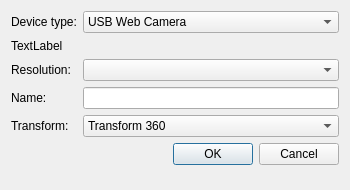
MikhailBersenev/BuksanSpy, file src/ui/CAddDevice.ui: the form before one commit.
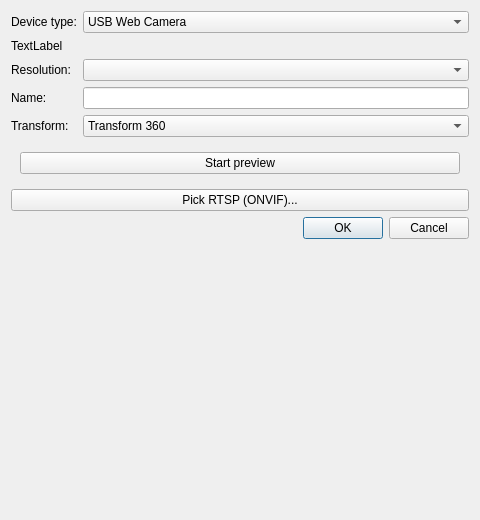
The form after the commit.

Commit message: Enhance BuksanSpy application by adding ONVIF camera support and improving device management UI. Introduced AbstractViewFinder for video frame display, integrated CAddDevicePreviewViewFinder for RTSP previews, and updated CAddDevice to handle ONVIF setup and camera selection. Updated project files to include new camera-related classes and UI components.

Patch:
```diff
--- a/src/ui/CAddDevice.ui
+++ b/src/ui/CAddDevice.ui
@@ -6,8 +6,8 @@
    <rect>
     <x>0</x>
     <y>0</y>
-    <width>350</width>
-    <height>190</height>
+    <width>480</width>
+    <height>520</height>
    </rect>
   </property>
   <property name="windowTitle">
@@ -38,7 +38,7 @@
      </property>
     </widget>
    </item>
-   <item row="5" column="1">
+   <item row="7" column="1">
     <widget class="QDialogButtonBox" name="buttonBox">
      <property name="orientation">
       <enum>Qt::Orientation::Horizontal</enum>
@@ -96,6 +96,29 @@
      </property>
     </widget>
    </item>
+   <item row="5" column="0" colspan="2">
+    <widget class="QWidget" name="Preview_Container">
+     <layout class="QVBoxLayout" name="Preview_VLayout">
+      <property name="spacing">
+       <number>6</number>
+      </property>
+      <item>
+       <widget class="QPushButton" name="Preview_Button">
+        <property name="text">
+         <string>Start preview</string>
+        </property>
+       </widget>
+      </item>
+     </layout>
+    </widget>
+   </item>
+   <item row="6" column="0" colspan="2">
+    <widget class="QPushButton" name="OnvifSetup_Button">
+     <property name="text">
+      <string>Pick RTSP (ONVIF)...</string>
+     </property>
+    </widget>
+   </item>
   </layout>
  </widget>
  <resources/>
```
The commit also changes 21 other files.
